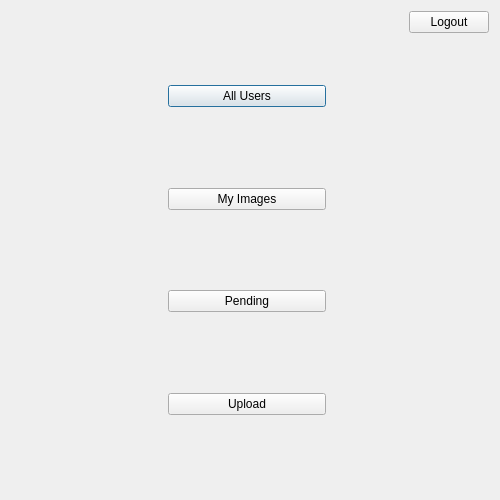
hassan-kandil/DistImage, file seconddialog.ui: the form before one commit.
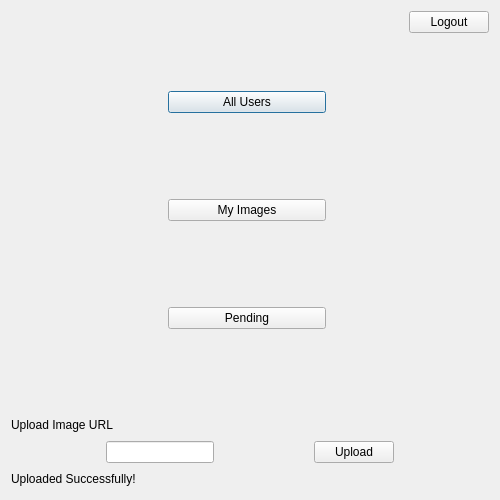
The form after the commit.

Diff of the .ui file:
```diff
--- a/seconddialog.ui
+++ b/seconddialog.ui
@@ -13,6 +13,8 @@
   <property name="windowTitle">
    <string>DistImage</string>
   </property>
+  <layout class="QVBoxLayout" name="verticalLayout_3">
+   <item>
   <layout class="QHBoxLayout" name="horizontalLayout_3">
    <item>
     <spacer name="horizontalSpacer">
@@ -119,26 +121,6 @@
        </property>
       </spacer>
      </item>
-     <item>
-      <widget class="QPushButton" name="push_upload">
-       <property name="text">
-        <string>Upload</string>
-       </property>
-      </widget>
-     </item>
-     <item>
-      <spacer name="verticalSpacer_6">
-       <property name="orientation">
-        <enum>Qt::Vertical</enum>
-       </property>
-       <property name="sizeHint" stdset="0">
-        <size>
-         <width>20</width>
-         <height>40</height>
-        </size>
-       </property>
-      </spacer>
-     </item>
     </layout>
    </item>
    <item>
@@ -196,7 +178,118 @@
     </layout>
    </item>
   </layout>
- </widget>
+   </item>
+   <item>
+    <layout class="QHBoxLayout" name="horizontalLayout_4">
+     <item>
+      <widget class="QLabel" name="lbl_upload_url">
+       <property name="text">
+        <string>Upload Image URL</string>
+       </property>
+      </widget>
+     </item>
+     <item>
+      <spacer name="horizontalSpacer_4">
+       <property name="orientation">
+        <enum>Qt::Horizontal</enum>
+       </property>
+       <property name="sizeHint" stdset="0">
+        <size>
+         <width>154</width>
+         <height>20</height>
+        </size>
+       </property>
+      </spacer>
+     </item>
+    </layout>
+   </item>
+   <item>
+    <layout class="QHBoxLayout" name="horizontalLayout_5">
+     <item>
+      <spacer name="horizontalSpacer_6">
+       <property name="orientation">
+        <enum>Qt::Horizontal</enum>
+       </property>
+       <property name="sizeHint" stdset="0">
+        <size>
+         <width>68</width>
+         <height>20</height>
+        </size>
+       </property>
+      </spacer>
+     </item>
+     <item>
+      <widget class="QLineEdit" name="line_upload"/>
+     </item>
+     <item>
+      <spacer name="horizontalSpacer_7">
+       <property name="orientation">
+        <enum>Qt::Horizontal</enum>
+       </property>
+       <property name="sizeHint" stdset="0">
+        <size>
+         <width>68</width>
+         <height>20</height>
+        </size>
+       </property>
+      </spacer>
+     </item>
+     <item>
+      <widget class="QPushButton" name="push_upload">
+       <property name="text">
+        <string>Upload</string>
+       </property>
+      </widget>
+     </item>
+     <item>
+      <spacer name="horizontalSpacer_8">
+       <property name="orientation">
+        <enum>Qt::Horizontal</enum>
+       </property>
+       <property name="sizeHint" stdset="0">
+        <size>
+         <width>68</width>
+         <height>20</height>
+        </size>
+       </property>
+      </spacer>
+     </item>
+    </layout>
+   </item>
+   <item>
+    <layout class="QHBoxLayout" name="horizontalLayout_6">
+     <item>
+      <widget class="QLabel" name="lbl_upload_successful">
+       <property name="text">
+        <string>Uploaded Successfully!</string>
+       </property>
+      </widget>
+     </item>
+     <item>
+      <spacer name="horizontalSpacer_9">
+       <property name="orientation">
+        <enum>Qt::Horizontal</enum>
+       </property>
+       <property name="sizeHint" stdset="0">
+        <size>
+         <width>154</width>
+         <height>20</height>
+        </size>
+       </property>
+      </spacer>
+     </item>
+    </layout>
+   </item>
+  </layout>
+ </widget>
+ <tabstops>
+  <tabstop>push_users</tabstop>
+  <tabstop>push_images</tabstop>
+  <tabstop>push_notifications</tabstop>
+  <tabstop>line_upload</tabstop>
+  <tabstop>push_upload</tabstop>
+  <tabstop>push_logout</tabstop>
+ </tabstops>
  <resources/>
  <connections/>
 </ui>
```
Left out of the diff: 19 changed lines with no effect on the pictures. Lines whose indentation alone changed are shown as unchanged.
